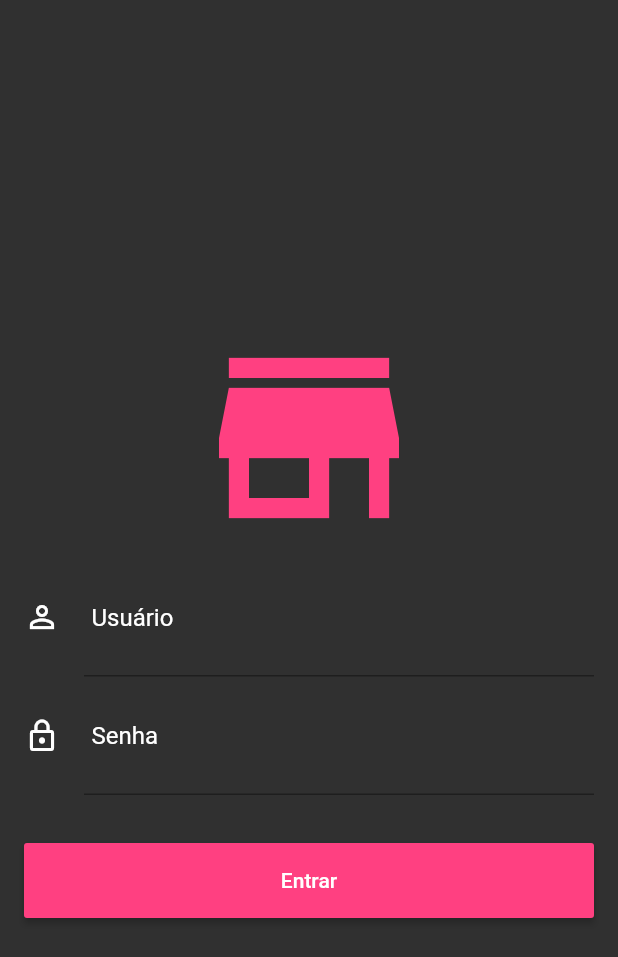
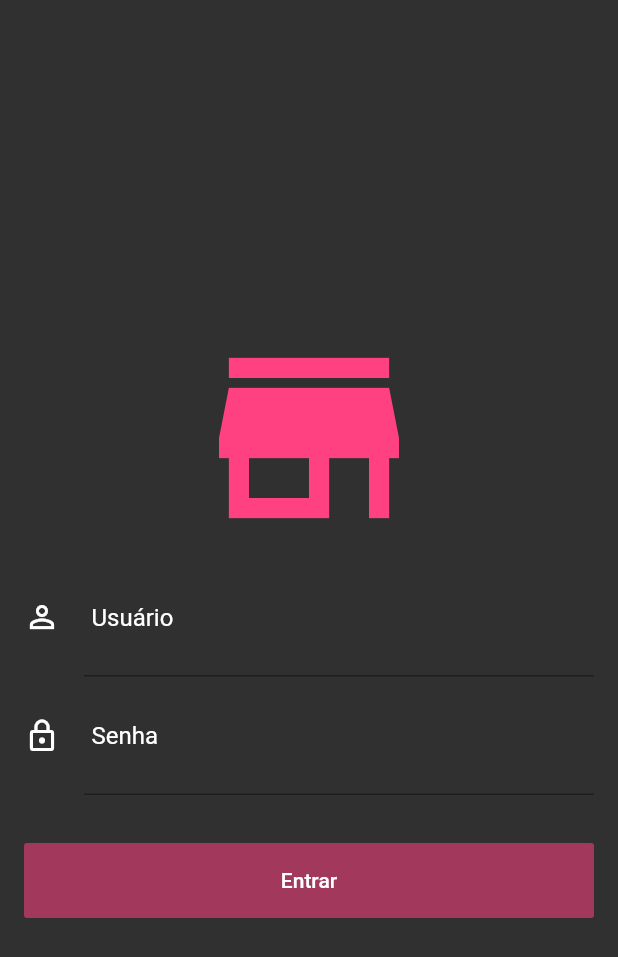
Before and after one commit to IvanHSilva/admin_vstore_app, a Flutter app: the screen it shows after launch, on a phone screen of 412 x 824 dp. Shown: the top 957 px of the screen. Run offline on Flutter 3.47's test engine with Material 2 defaults, Android fonts, the phone set to English and light mode, and no system bars; our stand-ins replace cloud_firestore, firebase_auth, rxdart; missing offline and left inert: bloc_pattern; accounts and stored records are empty.

Commit message:
Login System

```diff
--- /dev/null
+++ b/lib/blocs/login_bloc.dart
@@ -0,0 +1,88 @@
+import 'dart:async';
+
+import 'package:admin_vstore/validators/login_validators.dart';
+import 'package:bloc_pattern/bloc_pattern.dart';
+import 'package:cloud_firestore/cloud_firestore.dart';
+import 'package:firebase_auth/firebase_auth.dart';
+import 'package:rxdart/rxdart.dart';
+import 'package:rxdart/subjects.dart';
+
+enum LoginState {IDLE, LOADING, SUCCESS, FAIL}
+
+class LoginBloc extends BlocBase with LoginValidators {
+
+  final _emailController = BehaviorSubject<String>();
+  final _passwordController = BehaviorSubject<String>();
+  final _stateController = BehaviorSubject<LoginState>();
+
+  Stream<String> get outEmail => _emailController.stream.transform(validateEmail);
+  Stream<String> get outPassword => _passwordController.stream.transform(validatePassword);
+  Stream<LoginState> get outState  => _stateController.stream;
+
+  Stream<bool> get outSubmitValid => Observable.combineLatest2(
+    outEmail, outPassword, (a, b) => true
+  );
+
+  Function(String) get changeEmail => _emailController.sink.add;
+  Function(String) get changePassword => _passwordController.sink.add;
+
+  StreamSubscription _streamSubscription;
+
+  LoginBloc(){
+    FirebaseAuth.instance.signOut();
+    _streamSubscription = FirebaseAuth.instance.onAuthStateChanged.listen((user) async {
+      if (user != null) {
+        print('usuario: ' + user.uid);
+        print('Logou com sucesso!');
+        if(await verifyPrivileges(user)){
+          _stateController.add(LoginState.SUCCESS);
+        } else {
+          FirebaseAuth.instance.signOut();
+          _stateController.add(LoginState.FAIL);
+        }
+        //FirebaseAuth.instance.signOut();
+      } else {
+        print('Não Logou!');
+        _stateController.add(LoginState.IDLE);
+      }
+    });
+  }
+
+  void submit(){
+    final email = _emailController.value;
+    final password = _passwordController.value;
+      print(email);
+      print(password);
+
+    _stateController.add((LoginState.LOADING));
+
+    FirebaseAuth.instance.signInWithEmailAndPassword(
+      email: email.trim(),
+      password: password.trim(),
+    ).catchError((e){
+      _stateController.add(LoginState.FAIL);
+      print('Erro ao Logar...' + e.toString());
+    });
+  }
+
+  Future<bool> verifyPrivileges(FirebaseUser user) async {
+    return await Firestore.instance.collection('admins').document(user.uid).get().then((doc) {
+      if(doc.data != null) {
+        return true;
+      } else {
+        return false;
+      }
+    }).catchError((e) {
+      return false;
+    });
+  }
+
+  @override
+  void dispose() {
+    _emailController.close();
+    _passwordController.close();
+    _stateController.close();
+    _streamSubscription.cancel();
+  }
+
+}
--- a/lib/screens/login_screen.dart
+++ b/lib/screens/login_screen.dart
@@ -1,5 +1,9 @@
+import 'package:flutter/material.dart';
+import 'package:admin_vstore/blocs/login_bloc.dart';
 import 'package:admin_vstore/widgets/input_field.dart';
-import 'package:flutter/material.dart';
+
+import 'home_screen.dart';
+//import 'package:admin_vstore/screens/home_screen.dart';
 
 class LoginScreen extends StatefulWidget {
   @override
@@ -7,11 +11,55 @@ class LoginScreen extends StatefulWidget {
 }
 
 class _LoginScreenState extends State<LoginScreen> {
+
+  final _loginBloc = LoginBloc();
+
+  @override
+  void initState() {
+    super.initState();
+    _loginBloc.outState.listen((state) {
+      switch(state) {
+        case LoginState.SUCCESS:
+          Navigator.of(context).pushReplacement(
+            MaterialPageRoute(builder: (context) => HomeScreen())
+          );
+        break;
+        case LoginState.FAIL:
+          showDialog(
+            context: context,
+            builder: (context) => AlertDialog(
+              title: Text('Erro'),
+              content: Text('Você não possui os privilégios necessários!'),
+            ));
+          break;
+        case LoginState.LOADING:
+        case LoginState.IDLE:
+      }
+     });
+  }
+
   @override
   Widget build(BuildContext context) {
     return Scaffold(
       backgroundColor: Colors.grey[850],
-      body: Stack(
+      body: StreamBuilder<LoginState>(
+        stream: _loginBloc.outState,
+        initialData: LoginState.LOADING,
+        builder: (context, snapshot) {
+          print(snapshot.data);
+          switch(snapshot.data) {
+            case LoginState.LOADING:
+              return Center(
+                child: CircularProgressIndicator(
+                  valueColor: AlwaysStoppedAnimation(
+                    Colors.pinkAccent),
+                  ),
+                );
+              break;
+            case LoginState.FAIL:
+            case LoginState.SUCCESS:
+            case LoginState.IDLE:
+              return Stack(
                 alignment: Alignment.center,
                 children: [
                   Container(),
@@ -30,28 +78,50 @@ class _LoginScreenState extends State<LoginScreen> {
                             icon: Icons.person_outline,
                             hint: 'Usuário',
                             obscure: false,
+                            stream: _loginBloc.outEmail,
+                            onChanged: _loginBloc.changeEmail,
                           ),
                           InputField(
                             icon: Icons.lock_outline,
                             hint: 'Senha',
                             obscure: true,
+                            stream: _loginBloc.outPassword,
+                            onChanged: _loginBloc.changePassword,
                           ),
                           SizedBox(height: 32,),
-                  SizedBox(
+                          StreamBuilder<bool>(
+                            stream: _loginBloc.outSubmitValid,
+                            builder: (context, snapshot) {
+                              return SizedBox(
                                 height: 50,
                                 child: RaisedButton(
                                   color: Colors.pinkAccent,
                                   child: Text('Entrar'),
-                      onPressed: (){},
+                                  onPressed: snapshot.hasData ? _loginBloc.submit : null,
                                   textColor: Colors.white,
+                                  disabledColor: Colors.pinkAccent.withAlpha(140),
                                 ),
+                              );
+                            }
                           ),
                         ],
                       ),
                     ),
                   ),
                 ]
+              );
+              break;
+            default:
+            return Container();
+          }
+        }
       ),
     );
   }
+
+  @override
+  void dispose() {
+    _loginBloc.dispose();
+    super.dispose();
   }
+}
--- a/lib/widgets/input_field.dart
+++ b/lib/widgets/input_field.dart
@@ -5,12 +5,18 @@ class InputField extends StatelessWidget {
   final IconData icon;
   final String hint;
   final bool obscure;
+  final Stream<String> stream;
+  final Function(String) onChanged;
 
-  InputField({this.icon, this.hint, this.obscure});
+  InputField({this.icon, this.hint, this.obscure, this.stream, this.onChanged});
 
   @override
   Widget build(BuildContext context) {
+    return StreamBuilder<String>(
+      stream: stream,
+      builder: (context, snapshot) {
       return TextField(
+        onChanged: onChanged,
         decoration: InputDecoration(
           icon: Icon(icon,
             color: Colors.white,
@@ -30,11 +36,13 @@ class InputField extends StatelessWidget {
             top: 30,
             bottom: 30
           ),
+          errorText: snapshot.hasError ? snapshot.error : null,
         ),
         style: TextStyle(
           color: Colors.white,
         ),
         obscureText: obscure,
       );
+    });
   }
 }
```
Also changed, not shown: lib/screens/home_screen.dart (added, +76 -0 lines), lib/validators/login_validators.dart (added, +24 -0 lines), 1 other file. Lines whose indentation alone changed are shown as unchanged.
